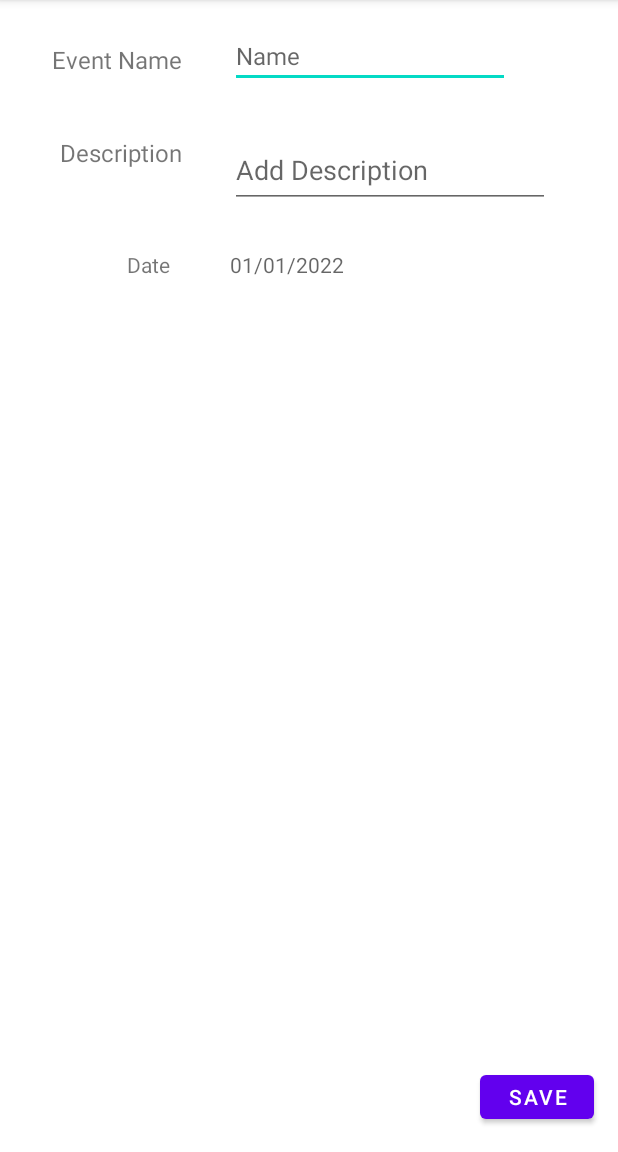
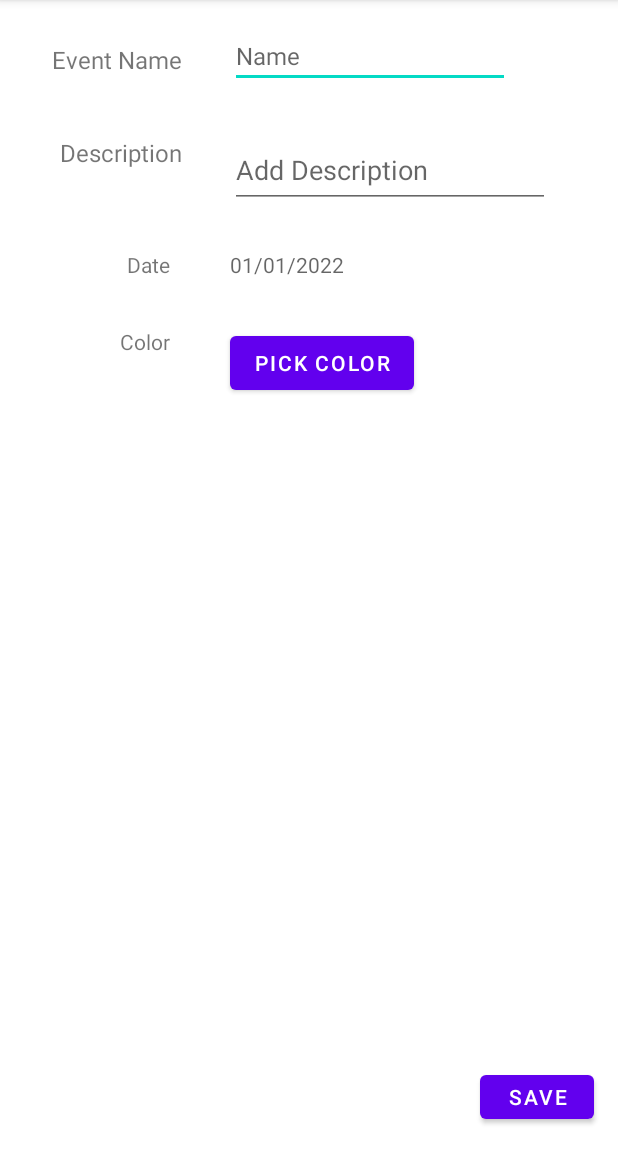
Before and after one commit to Azura-yuwi/OnTrack, an Android app: the NewEventPage screen opened directly, with no data from a screen before it, on a phone screen of 412 x 824 dp, the part 84-1236 px from its top. Run offline under Robolectric (Android 15) with nearby library versions, the phone set to English and light mode, and no system bars; libraries missing offline, so code that uses them is left out: com.rarepebble.colorpicker.

Commit message:
03/04/2022 Initial Color Picker Opened

```diff
--- a/app/build.gradle
+++ b/app/build.gradle
@@ -31,7 +31,6 @@ android {
 }
 
 dependencies {
-
     implementation 'androidx.appcompat:appcompat:1.4.1'
     implementation 'com.google.android.material:material:1.5.0'
     implementation 'androidx.constraintlayout:constraintlayout:2.1.3'
@@ -40,4 +39,5 @@ dependencies {
     testImplementation 'junit:junit:4.13.2'
     androidTestImplementation 'androidx.test.ext:junit:1.1.3'
     androidTestImplementation 'androidx.test.espresso:espresso-core:3.4.0'
+    implementation 'com.github.martin-stone:hsv-alpha-color-picker-android:3.0.1'
 }
--- a/app/src/main/AndroidManifest.xml
+++ b/app/src/main/AndroidManifest.xml
@@ -9,6 +9,9 @@
         android:roundIcon="@mipmap/ic_launcher_round"
         android:supportsRtl="true"
         android:theme="@style/Theme.OnTrack">
+        <activity
+            android:name=".ColorPickerPage"
+            android:exported="false" />
         <activity
             android:name=".DisplayEvent"
             android:exported="false" />
--- a/app/src/main/java/com/example/ontrack/MainActivity.java
+++ b/app/src/main/java/com/example/ontrack/MainActivity.java
@@ -1,5 +1,4 @@
 package com.example.ontrack;
-
 import androidx.activity.result.ActivityResult;
 import androidx.activity.result.ActivityResultCallback;
 import androidx.activity.result.ActivityResultLauncher;
@@ -11,7 +10,6 @@ import androidx.recyclerview.widget.RecyclerView;
 
 import android.app.Activity;
 import android.content.Intent;
-import android.net.Uri;
 import android.os.Build;
 import android.os.Bundle;
 import android.view.View;
@@ -29,6 +27,8 @@ public class MainActivity extends AppCompatActivity {
     protected void onCreate(Bundle savedInstanceState) {
         super.onCreate(savedInstanceState);
         setContentView(R.layout.activity_main);
+
+
         recyclerView = (RecyclerView) findViewById(R.id.recyclerView);
         listener = new MainAdapter.ClickListener() {
             @RequiresApi(api = Build.VERSION_CODES.O)
@@ -60,6 +60,7 @@ public class MainActivity extends AppCompatActivity {
         Intent intent = new Intent(this, NewEventPage.class);
         launchNewEventPage.launch(intent);
     }
+
 
     ActivityResultLauncher<Intent> launchNewEventPage = registerForActivityResult(new ActivityResultContracts.StartActivityForResult(), new ActivityResultCallback<ActivityResult>() {
         @RequiresApi(api = Build.VERSION_CODES.O)
--- a/app/src/main/java/com/example/ontrack/NewEventPage.java
+++ b/app/src/main/java/com/example/ontrack/NewEventPage.java
@@ -1,21 +1,31 @@
 package com.example.ontrack;
 
+import androidx.activity.result.ActivityResult;
+import androidx.activity.result.ActivityResultCallback;
+import androidx.activity.result.ActivityResultLauncher;
+import androidx.activity.result.contract.ActivityResultContracts;
+import androidx.annotation.RequiresApi;
 import androidx.appcompat.app.AppCompatActivity;
 
+import android.app.Activity;
 import android.app.DatePickerDialog;
 import android.content.Intent;
+import android.os.Build;
 import android.os.Bundle;
 import android.view.View;
+import android.widget.Button;
 import android.widget.DatePicker;
 import android.widget.EditText;
 import android.widget.TextView;
-
 import java.text.DateFormat;
 import java.util.Calendar;
+import android.graphics.Color;
+import com.rarepebble.colorpicker.ColorPickerView;
 
 public class NewEventPage extends AppCompatActivity implements DatePickerDialog.OnDateSetListener{
     private int pass_type;
     TextView dateToEdit;
+    TextView colorText;
     int year;
     int month;
     int day;
@@ -26,6 +36,7 @@ public class NewEventPage extends AppCompatActivity implements DatePickerDialog.
         setContentView(R.layout.activity_new_event_page);
         setDate(1,1,1);
         dateToEdit = findViewById(R.id.editTextDate);
+        colorText = findViewById(R.id.tvMakeColor);
 
         dateToEdit.setOnClickListener(new View.OnClickListener(){
             @Override
@@ -55,6 +66,16 @@ public class NewEventPage extends AppCompatActivity implements DatePickerDialog.
     public void setDate(int y, int m, int d)
     {
         year = y; month = m; day = d;
+    }
+
+    public void openColorPicker(View view)
+    {
+        /*
+        ColorPickerDialog cpick = new ColorPickerDialog();
+        cpick.show(getSupportFragmentManager(), "COLOR_PICK");*/
+
+        Intent intent = new Intent(this, ColorPickerPage.class);
+       launchColorPicker.launch(intent);
     }
 
     @Override
@@ -97,4 +118,11 @@ public class NewEventPage extends AppCompatActivity implements DatePickerDialog.
         setResult(RESULT_OK, intent); //RESULT_OK = -1 i believe
         finish();
     }
+
+    ActivityResultLauncher<Intent> launchColorPicker = registerForActivityResult(new ActivityResultContracts.StartActivityForResult(), result -> {
+        if(result.getResultCode() == Activity.RESULT_OK)
+        {
+            Intent dataIntent = result.getData();
+        }
+    });
 }
--- a/app/src/main/res/layout/activity_display_event2.xml
+++ b/app/src/main/res/layout/activity_display_event2.xml
@@ -1,5 +1,6 @@
 <?xml version="1.0" encoding="utf-8"?>
-<androidx.constraintlayout.widget.ConstraintLayout xmlns:android="http://schemas.android.com/apk/res/android"
+<androidx.constraintlayout.widget.ConstraintLayout
+    xmlns:android="http://schemas.android.com/apk/res/android"
     xmlns:app="http://schemas.android.com/apk/res-auto"
     xmlns:tools="http://schemas.android.com/tools"
     android:layout_width="match_parent"
--- a/app/src/main/res/layout/activity_new_event_page.xml
+++ b/app/src/main/res/layout/activity_new_event_page.xml
@@ -89,8 +89,26 @@
         android:layout_height="wrap_content"
         android:layout_marginEnd="8dp"
         android:text="Date"
+        app:layout_constraintBottom_toBottomOf="@id/editTextDate"
         app:layout_constraintEnd_toEndOf="@+id/tvMakeDescription"
-        app:layout_constraintTop_toTopOf="@id/editTextDate"
-        app:layout_constraintBottom_toBottomOf="@id/editTextDate"
-        tools:layout_editor_absoluteY="185dp" />
+        app:layout_constraintTop_toTopOf="@id/editTextDate" />
+
+    <TextView
+        android:id="@+id/tvMakeColor"
+        android:layout_width="wrap_content"
+        android:layout_height="wrap_content"
+        android:layout_marginTop="32dp"
+        android:text="Color"
+        app:layout_constraintEnd_toEndOf="@+id/tvMakeDate"
+        app:layout_constraintTop_toBottomOf="@+id/tvMakeDate" />
+
+    <Button
+        android:id="@+id/button_pick_color"
+        android:layout_width="wrap_content"
+        android:layout_height="wrap_content"
+        android:onClick="openColorPicker"
+        android:text="Pick Color"
+        app:layout_constraintStart_toStartOf="@+id/editTextDate"
+        app:layout_constraintTop_toTopOf="@+id/tvMakeColor" />
+
 </androidx.constraintlayout.widget.ConstraintLayout>
--- a/app/src/main/res/values/strings.xml
+++ b/app/src/main/res/values/strings.xml
@@ -3,4 +3,5 @@
     <string name="button_send">Send</string>
     <string name="title_activity_display_event">DisplayEvent</string>
     <string name="default_date">01/01/2022</string>
+    <string name="button_save">Save</string>
 </resources>
--- a/build.gradle
+++ b/build.gradle
@@ -1,7 +1,7 @@
 // Top-level build file where you can add configuration options common to all sub-projects/modules.
 plugins {
-    id 'com.android.application' version '7.1.1' apply false
-    id 'com.android.library' version '7.1.1' apply false
+    id 'com.android.application' version '7.1.2' apply false
+    id 'com.android.library' version '7.1.2' apply false
 }
 
 task clean(type: Delete) {
--- a/settings.gradle
+++ b/settings.gradle
@@ -10,6 +10,7 @@ dependencyResolutionManagement {
     repositories {
         google()
         mavenCentral()
+        maven{url "https://jitpack.io"}
     }
 }
 rootProject.name = "OnTrack"
```
Also changed, not shown: app/src/main/java/com/example/ontrack/ColorPickerActivity.java (added, +19 -0 lines), app/src/main/java/com/example/ontrack/ColorPickerDialog.java (added, +50 -0 lines), app/src/main/java/com/example/ontrack/ColorPickerPage.java (added, +26 -0 lines), app/src/main/res/drawable/color_square.xml (added, +12 -0 lines), app/src/main/res/layout/activity_color_pick.xml (added, +21 -0 lines), app/src/main/res/layout/activity_color_picker_page.xml (added, +44 -0 lines).
